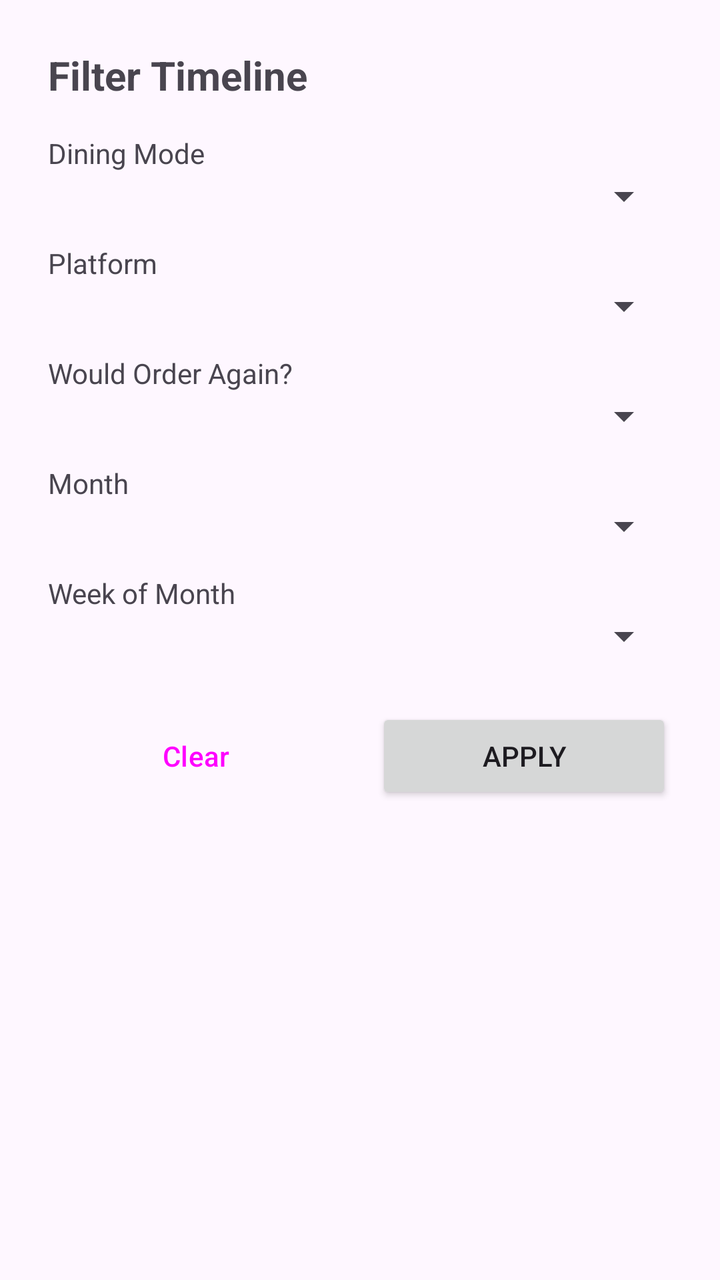
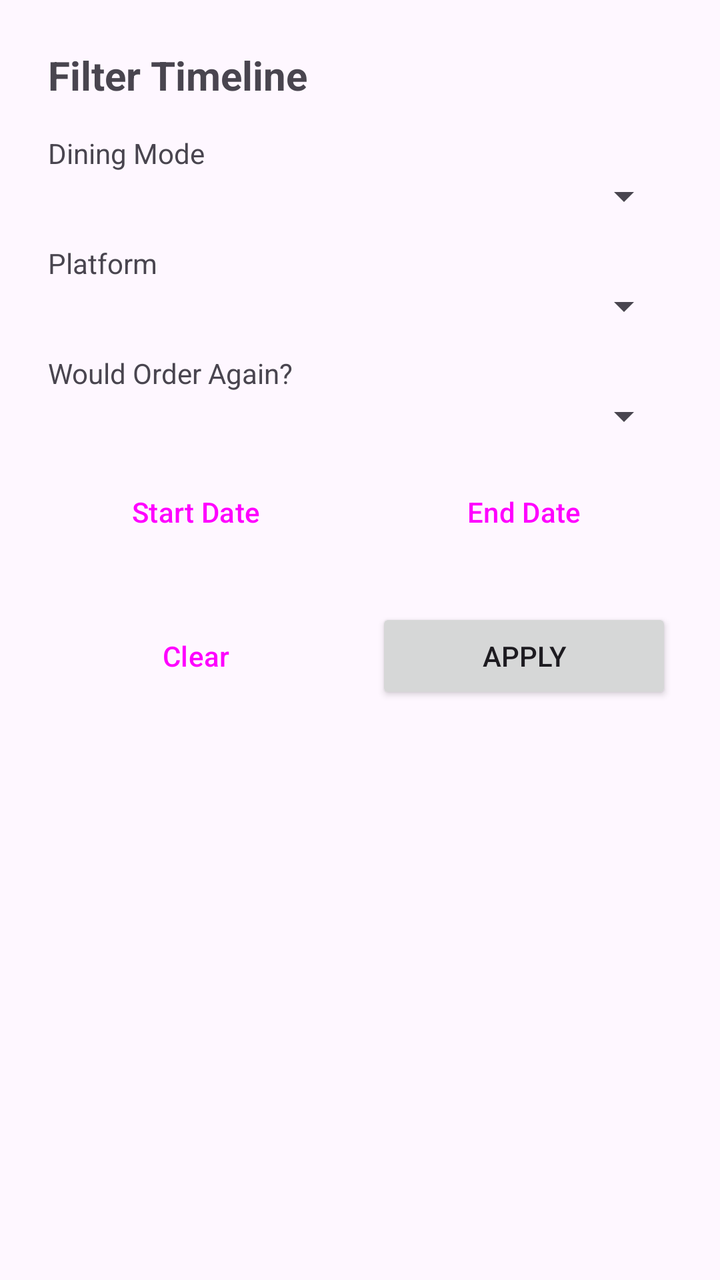

Before-and-after screenshots of an Android layout around one commit, followed by the original layout XML and the change that was made.
<!-- AndroidManifest.xml: application theme Theme.Foodlog -->
<!-- res/layout/bottom_sheet_filter.xml -->
<?xml version="1.0" encoding="utf-8"?>
<LinearLayout
    xmlns:android="http://schemas.android.com/apk/res/android"
    android:layout_width="match_parent"
    android:layout_height="wrap_content"
    android:orientation="vertical"
    android:padding="24dp"
    android:background="?android:colorBackground">

    <TextView
        android:layout_width="wrap_content"
        android:layout_height="wrap_content"
        android:text="Filter Timeline"
        android:textSize="20sp"
        android:textStyle="bold"
        android:layout_marginBottom="16dp"/>

    <TextView
        android:layout_width="wrap_content"
        android:layout_height="wrap_content"
        android:text="Dining Mode"/>
    <Spinner
        android:id="@+id/spinnerFilterDiningMode"
        android:layout_width="match_parent"
        android:layout_height="wrap_content"
        android:layout_marginBottom="12dp"/>

    <TextView
        android:layout_width="wrap_content"
        android:layout_height="wrap_content"
        android:text="Platform"/>
    <Spinner
        android:id="@+id/spinnerFilterPlatform"
        android:layout_width="match_parent"
        android:layout_height="wrap_content"
        android:layout_marginBottom="12dp"/>

    <TextView
        android:layout_width="wrap_content"
        android:layout_height="wrap_content"
        android:text="Would Order Again?"/>
    <Spinner
        android:id="@+id/spinnerFilterWouldOrderAgain"
        android:layout_width="match_parent"
        android:layout_height="wrap_content"
        android:layout_marginBottom="12dp"/>

    <TextView
        android:layout_width="wrap_content"
        android:layout_height="wrap_content"
        android:text="Month"/>
    <Spinner
        android:id="@+id/spinnerFilterMonth"
        android:layout_width="match_parent"
        android:layout_height="wrap_content"
        android:layout_marginBottom="12dp"/>

    <TextView
        android:layout_width="wrap_content"
        android:layout_height="wrap_content"
        android:text="Week of Month"/>
    <Spinner
        android:id="@+id/spinnerFilterWeek"
        android:layout_width="match_parent"
        android:layout_height="wrap_content"
        android:layout_marginBottom="24dp"/>

    <LinearLayout
        android:layout_width="match_parent"
        android:layout_height="wrap_content"
        android:orientation="horizontal">

        <Button
            android:id="@+id/btnClearFilters"
            style="@style/Widget.Material3.Button.OutlinedButton"
            android:layout_width="0dp"
            android:layout_height="wrap_content"
            android:layout_weight="1"
            android:text="Clear"
            android:layout_marginEnd="8dp"/>

        <Button
            android:id="@+id/btnApplyFilters"
            android:layout_width="0dp"
            android:layout_height="wrap_content"
            android:layout_weight="1"
            android:text="Apply"
            android:layout_marginStart="8dp"/>

    </LinearLayout>

</LinearLayout>
<!-- resources referenced by this layout -->
<resources>
  <style name="Theme.Foodlog" parent="Base.Theme.Foodlog" />
  <style name="Base.Theme.Foodlog" parent="Theme.Material3.DayNight.NoActionBar">
          
          <item name="colorPrimary">@color/foodie_orange</item>
          <item name="colorPrimaryVariant">@color/foodie_orange_dark</item>
          <item name="colorSecondary">@color/foodie_yellow</item>
          <item name="android:windowBackground">@color/foodie_surface_light</item>
      </style>
  <color name="foodie_orange">#FF5722</color>
  <color name="foodie_orange_dark">#E64A19</color>
  <color name="foodie_yellow">#FFC107</color>
  <color name="foodie_surface_light">#FFF3E0</color>
</resources>

<!-- the commit's change to res/layout/bottom_sheet_filter.xml (unified diff, before → after) -->
@@ -45,25 +45,31 @@
         android:layout_height="wrap_content"
         android:layout_marginBottom="12dp"/>
 
-    <TextView
-        android:layout_width="wrap_content"
-        android:layout_height="wrap_content"
-        android:text="Month"/>
-    <Spinner
-        android:id="@+id/spinnerFilterMonth"
+    <LinearLayout
         android:layout_width="match_parent"
         android:layout_height="wrap_content"
-        android:layout_marginBottom="12dp"/>
+        android:orientation="horizontal"
+        android:layout_marginBottom="24dp">
 
-    <TextView
-        android:layout_width="wrap_content"
-        android:layout_height="wrap_content"
-        android:text="Week of Month"/>
-    <Spinner
-        android:id="@+id/spinnerFilterWeek"
-        android:layout_width="match_parent"
-        android:layout_height="wrap_content"
-        android:layout_marginBottom="24dp"/>
+        <Button
+            android:id="@+id/btnStartDate"
+            style="@style/Widget.Material3.Button.OutlinedButton"
+            android:layout_width="0dp"
+            android:layout_height="wrap_content"
+            android:layout_weight="1"
+            android:text="Start Date"
+            android:layout_marginEnd="8dp"/>
+
+        <Button
+            android:id="@+id/btnEndDate"
+            style="@style/Widget.Material3.Button.OutlinedButton"
+            android:layout_width="0dp"
+            android:layout_height="wrap_content"
+            android:layout_weight="1"
+            android:text="End Date"
+            android:layout_marginStart="8dp"/>
+
+    </LinearLayout>
 
     <LinearLayout
         android:layout_width="match_parent"
